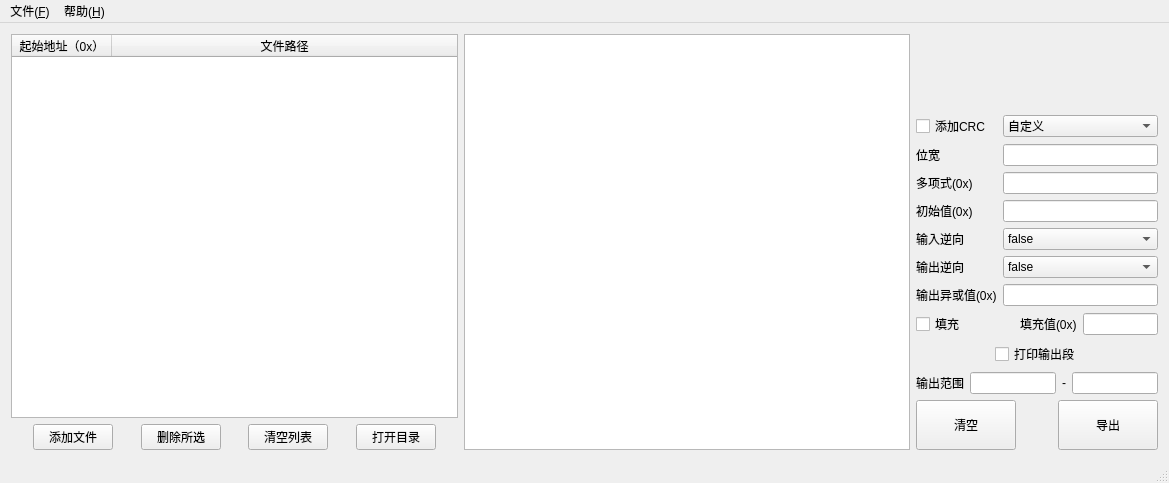
This is mainwindow.ui in blingbling-110/HexConverter as Qt 5 draws it before an edit. The edited form follows.
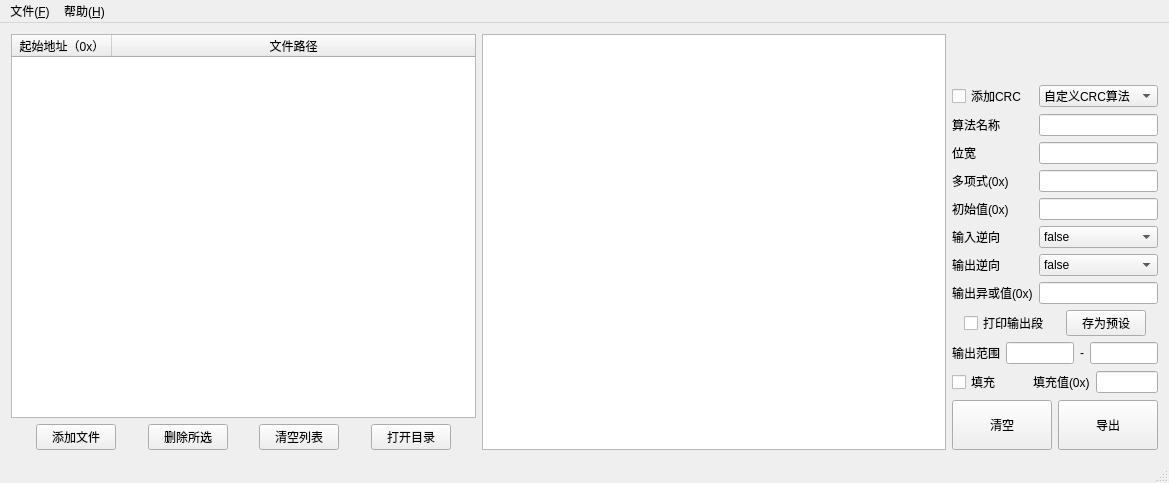
This is the edited form. Icons and pictures are not drawn.

Commit message: 从现在起CRC算法采用Json配置文件的形式存取 增加将自定义CRC算法存为预设功能 修复未检测导入文件存在性的问题 更新软件的“关于”说明

```diff
--- a/mainwindow.ui
+++ b/mainwindow.ui
@@ -187,7 +187,7 @@
      </layout>
     </item>
     <item>
-     <layout class="QVBoxLayout" name="verticalLayout_right" stretch="1,7,1,0,0,0">
+     <layout class="QVBoxLayout" name="verticalLayout_right" stretch="1,7,0,0,0,0">
       <item>
        <widget class="QLabel" name="label_logo">
         <property name="maximumSize">
@@ -211,109 +211,22 @@
        </widget>
       </item>
       <item>
-       <layout class="QGridLayout" name="gridLayout_crc">
-        <item row="0" column="0">
-         <widget class="QCheckBox" name="checkBox_addCrc">
-          <property name="statusTip">
-           <string>是否在段尾加上CRC校验值</string>
-          </property>
-          <property name="text">
-           <string>添加CRC</string>
-          </property>
-         </widget>
-        </item>
-        <item row="0" column="1">
-         <widget class="QComboBox" name="comboBox_crcType">
-          <property name="statusTip">
-           <string>选择CRC算法类型</string>
-          </property>
-          <item>
-           <property name="text">
-            <string>自定义</string>
-           </property>
-          </item>
-          <item>
-           <property name="text">
-            <string>CRC-16/CCITT-FALSE</string>
-           </property>
-          </item>
-          <item>
-           <property name="text">
-            <string>CRC32 0xEDB88320</string>
-           </property>
-          </item>
-         </widget>
-        </item>
-        <item row="1" column="0">
+       <layout class="QGridLayout" name="gridLayout_crc" rowstretch="0,0,0,0,0,0,0,0" rowminimumheight="0,0,0,0,0,0,0,0">
+        <item row="2" column="0">
          <widget class="QLabel" name="label_crcWidth">
           <property name="text">
            <string>位宽</string>
           </property>
          </widget>
         </item>
-        <item row="1" column="1">
-         <widget class="QLineEdit" name="lineEdit_crcWidth">
-          <property name="statusTip">
-           <string>CRC校验值的位宽，请填写十进制数</string>
-          </property>
-         </widget>
-        </item>
-        <item row="2" column="0">
-         <widget class="QLabel" name="label_poly">
-          <property name="text">
-           <string>多项式(0x)</string>
-          </property>
-         </widget>
-        </item>
-        <item row="2" column="1">
-         <widget class="QLineEdit" name="lineEdit_poly">
-          <property name="statusTip">
-           <string>CRC算法多项式，请填写十六进制数（不用加0x）</string>
-          </property>
-         </widget>
-        </item>
-        <item row="3" column="0">
-         <widget class="QLabel" name="label_init">
-          <property name="text">
-           <string>初始值(0x)</string>
-          </property>
-         </widget>
-        </item>
-        <item row="3" column="1">
-         <widget class="QLineEdit" name="lineEdit_init">
-          <property name="statusTip">
-           <string>CRC算法初始值，请填写十六进制数（不用加0x）</string>
-          </property>
-          <property name="text">
-           <string/>
-          </property>
-         </widget>
-        </item>
-        <item row="4" column="0">
+        <item row="5" column="0">
          <widget class="QLabel" name="label_refin">
           <property name="text">
            <string>输入逆向</string>
           </property>
          </widget>
         </item>
-        <item row="4" column="1">
-         <widget class="QComboBox" name="comboBox_refin">
-          <property name="statusTip">
-           <string>CRC算法输入逆向标志</string>
-          </property>
-          <item>
-           <property name="text">
-            <string>false</string>
-           </property>
-          </item>
-          <item>
-           <property name="text">
-            <string>true</string>
-           </property>
-          </item>
-         </widget>
-        </item>
-        <item row="5" column="0">
+        <item row="6" column="0">
          <widget class="QLabel" name="label_refout">
           <property name="text">
            <string>输出逆向</string>
@@ -321,7 +234,7 @@
          </widget>
         </item>
         <item row="5" column="1">
-         <widget class="QComboBox" name="comboBox_refout">
+         <widget class="QComboBox" name="comboBox_refin">
           <property name="statusTip">
            <string>CRC算法输出逆向标志</string>
           </property>
@@ -337,14 +250,14 @@
           </item>
          </widget>
         </item>
-        <item row="6" column="0">
+        <item row="7" column="0">
          <widget class="QLabel" name="label_xorout">
           <property name="text">
            <string>输出异或值(0x)</string>
           </property>
          </widget>
         </item>
-        <item row="6" column="1">
+        <item row="7" column="1">
          <widget class="QLineEdit" name="lineEdit_xorout">
           <property name="statusTip">
            <string>CRC算法输出异或值，请填写十六进制数（不用加0x）</string>
@@ -354,48 +267,92 @@
           </property>
          </widget>
         </item>
-       </layout>
-      </item>
-      <item>
-       <layout class="QHBoxLayout" name="horizontalLayout_padding">
-        <item>
-         <widget class="QCheckBox" name="checkBox_padding">
+        <item row="6" column="1">
+         <widget class="QComboBox" name="comboBox_refout">
           <property name="statusTip">
            <string>是否将不连续的段填充为连续的段</string>
           </property>
+          <item>
+           <property name="text">
+            <string>false</string>
+           </property>
+          </item>
+          <item>
+           <property name="text">
+            <string>true</string>
+           </property>
+          </item>
+         </widget>
+        </item>
+        <item row="0" column="0">
+         <widget class="QCheckBox" name="checkBox_addCrc">
+          <property name="statusTip">
+           <string>是否在段尾加上CRC校验值</string>
+          </property>
           <property name="text">
-           <string>填充</string>
+           <string>添加CRC</string>
           </property>
          </widget>
         </item>
-        <item>
-         <spacer name="horizontalSpacer_padding">
-          <property name="orientation">
-           <enum>Qt::Horizontal</enum>
+        <item row="3" column="1">
+         <widget class="QLineEdit" name="lineEdit_poly">
+          <property name="statusTip">
+           <string>CRC算法多项式，请填写十六进制数（不用加0x）</string>
           </property>
-          <property name="sizeHint" stdset="0">
-           <size>
-            <width>40</width>
-            <height>20</height>
-           </size>
+         </widget>
+        </item>
+        <item row="0" column="1">
+         <widget class="QComboBox" name="comboBox_crcType">
+          <property name="statusTip">
+           <string>选择CRC算法类型</string>
           </property>
-         </spacer>
+          <item>
+           <property name="text">
+            <string>自定义CRC算法</string>
+           </property>
+          </item>
+         </widget>
         </item>
-        <item>
-         <widget class="QLabel" name="label_padding">
+        <item row="4" column="1">
+         <widget class="QLineEdit" name="lineEdit_init">
+          <property name="statusTip">
+           <string>CRC算法初始值，请填写十六进制数（不用加0x）</string>
+          </property>
           <property name="text">
-           <string>填充值(0x)</string>
+           <string/>
           </property>
          </widget>
         </item>
-        <item>
-         <widget class="QLineEdit" name="lineEdit_padding">
-          <property name="maximumSize">
-           <size>
-            <width>75</width>
-            <height>16777215</height>
-           </size>
+        <item row="2" column="1">
+         <widget class="QLineEdit" name="lineEdit_crcWidth">
+          <property name="statusTip">
+           <string>CRC校验值的位宽，请填写十进制数</string>
           </property>
+         </widget>
+        </item>
+        <item row="4" column="0">
+         <widget class="QLabel" name="label_init">
+          <property name="text">
+           <string>初始值(0x)</string>
+          </property>
+         </widget>
+        </item>
+        <item row="3" column="0">
+         <widget class="QLabel" name="label_poly">
+          <property name="text">
+           <string>多项式(0x)</string>
+          </property>
+         </widget>
+        </item>
+        <item row="1" column="0">
+         <widget class="QLabel" name="label_crcName">
+          <property name="text">
+           <string>算法名称</string>
+          </property>
+         </widget>
+        </item>
+        <item row="1" column="1">
+         <widget class="QLineEdit" name="lineEdit_crcName">
           <property name="statusTip">
            <string>用于填充不连续段的值，请填写十六进制数（不用加0x），默认填充00</string>
           </property>
@@ -441,6 +398,29 @@
           </property>
          </spacer>
         </item>
+        <item>
+         <widget class="QPushButton" name="pushButton_addCrc">
+          <property name="statusTip">
+           <string>将当前CRC算法存为预设以便今后使用</string>
+          </property>
+          <property name="text">
+           <string>存为预设</string>
+          </property>
+         </widget>
+        </item>
+        <item>
+         <spacer name="horizontalSpacer_addCrcRight">
+          <property name="orientation">
+           <enum>Qt::Horizontal</enum>
+          </property>
+          <property name="sizeHint" stdset="0">
+           <size>
+            <width>40</width>
+            <height>20</height>
+           </size>
+          </property>
+         </spacer>
+        </item>
        </layout>
       </item>
       <item>
@@ -478,6 +458,53 @@
         </item>
        </layout>
       </item>
+      <item>
+       <layout class="QHBoxLayout" name="horizontalLayout_padding">
+        <item>
+         <widget class="QCheckBox" name="checkBox_padding">
+          <property name="statusTip">
+           <string>是否将不连续的段填充为连续的段</string>
+          </property>
+          <property name="text">
+           <string>填充</string>
+          </property>
+         </widget>
+        </item>
+        <item>
+         <spacer name="horizontalSpacer_padding">
+          <property name="orientation">
+           <enum>Qt::Horizontal</enum>
+          </property>
+          <property name="sizeHint" stdset="0">
+           <size>
+            <width>40</width>
+            <height>20</height>
+           </size>
+          </property>
+         </spacer>
+        </item>
+        <item>
+         <widget class="QLabel" name="label_padding">
+          <property name="text">
+           <string>填充值(0x)</string>
+          </property>
+         </widget>
+        </item>
+        <item>
+         <widget class="QLineEdit" name="lineEdit_padding">
+          <property name="maximumSize">
+           <size>
+            <width>75</width>
+            <height>16777215</height>
+           </size>
+          </property>
+          <property name="statusTip">
+           <string>用于填充不连续段的值，请填写十六进制数（不用加0x），默认填充00</string>
+          </property>
+         </widget>
+        </item>
+       </layout>
+      </item>
       <item>
        <layout class="QHBoxLayout" name="horizontalLayout_export">
         <item>
```
Left out of the diff: 6 changed lines with no effect on the pictures. The commit also changes 7 other files.
